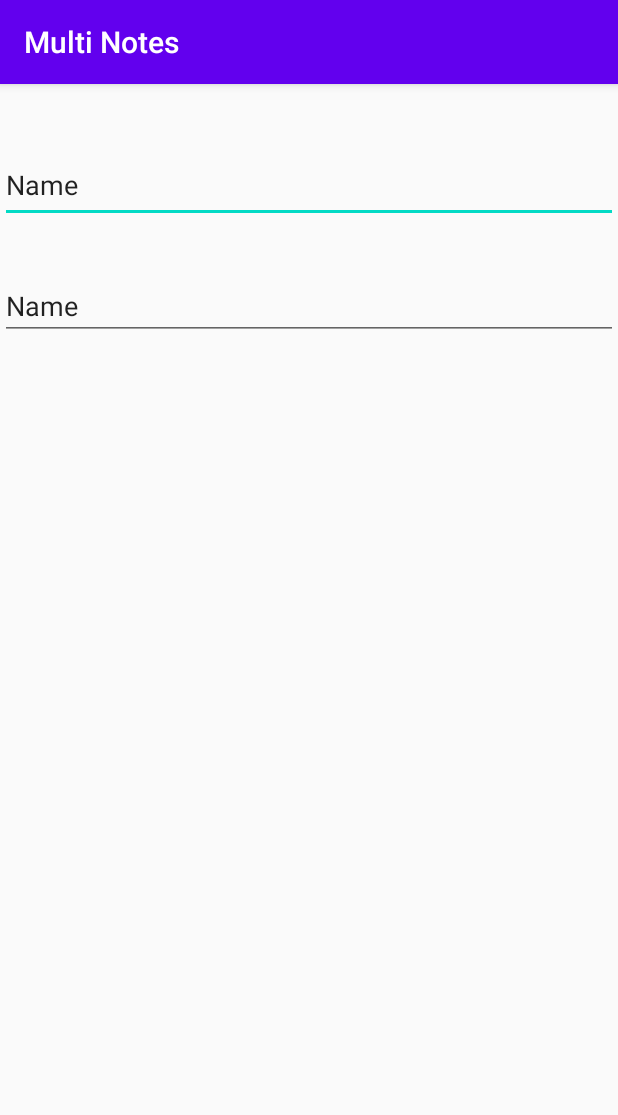
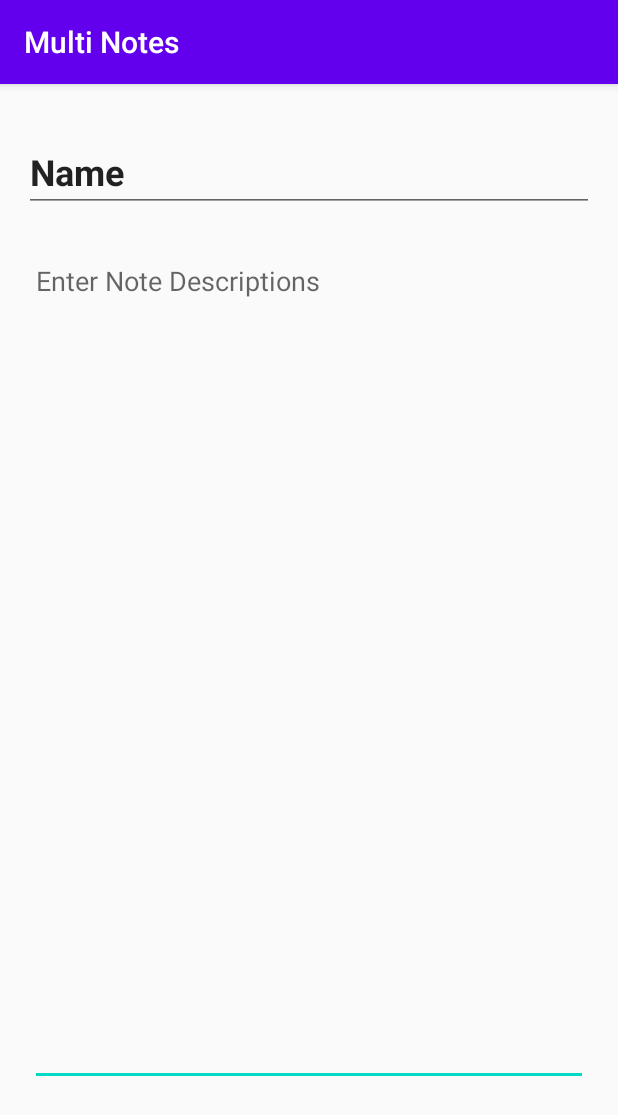
Before and after one commit to quananhle/OOP-and-Android-App-Development, an Android app: the screen it shows after launch (MainActivity), on a phone screen of 412 x 824 dp. Shown: the top 1115 px of the screen. Run offline under Robolectric (Android 15) with nearby library versions, the phone set to English and light mode, and no system bars.

```diff
--- a/Android-App-Developer/App/MultiNotesPad/app/src/main/java/com/example/multi_notespad/MainActivity.java
+++ b/Android-App-Developer/App/MultiNotesPad/app/src/main/java/com/example/multi_notespad/MainActivity.java
@@ -22,4 +22,16 @@ public class MainActivity extends AppCompatActivity {
         description.setMovementMethod(new ScrollingMovementMethod());
         description.setTextIsSelectable(true);
     }
+    @Override
+    protected void onResume() {
+        notes = loadFile();
+        if (notes != null) {
+            title.setText(notes.getTitle());
+            description.setText(notes.getDescription());
+        }
+        super.onResume();
+    }
+    private Notes loadFile() {
+        return null;
+    }
 }
--- a/Android-App-Developer/App/MultiNotesPad/app/src/main/res/layout/activity_main.xml
+++ b/Android-App-Developer/App/MultiNotesPad/app/src/main/res/layout/activity_main.xml
@@ -8,29 +8,45 @@
 
     <EditText
         android:id="@+id/noteTitle"
-        android:layout_width="match_parent"
-        android:layout_height="50dp"
+        android:layout_width="372dp"
+        android:layout_height="559dp"
+        android:layout_marginStart="16dp"
+        android:layout_marginTop="8dp"
+        android:layout_marginEnd="16dp"
         android:ems="10"
+        android:enabled="true"
+        android:gravity="start|top"
+        android:hint="@string/enter_note_description"
         android:inputType="textPersonName"
-        android:text="Name"
+        android:lineSpacingExtra="6sp"
+        android:longClickable="true"
+        android:scrollIndicators="end|right"
+        android:textSize="18sp"
         app:layout_constraintBottom_toBottomOf="parent"
         app:layout_constraintEnd_toEndOf="parent"
-        app:layout_constraintHorizontal_bias="0.497"
         app:layout_constraintStart_toStartOf="parent"
         app:layout_constraintTop_toTopOf="parent"
-        app:layout_constraintVertical_bias="0.059" />
+        tools:ems="10"
+        tools:inputType="textMultiLine" />
 
     <EditText
         android:id="@+id/noteDescription"
-        android:layout_width="match_parent"
+        android:layout_width="0dp"
         android:layout_height="wrap_content"
+        android:layout_marginStart="16dp"
+        android:layout_marginEnd="16dp"
+        android:layout_marginBottom="16dp"
         android:ems="10"
+        android:hint="@string/enter_note_title"
         android:inputType="textPersonName"
         android:text="Name"
+        android:textSize="24sp"
+        android:textStyle="normal|bold"
         app:layout_constraintBottom_toBottomOf="parent"
         app:layout_constraintEnd_toEndOf="parent"
         app:layout_constraintHorizontal_bias="0.0"
         app:layout_constraintStart_toStartOf="parent"
         app:layout_constraintTop_toTopOf="parent"
-        app:layout_constraintVertical_bias="0.173" />
+        app:layout_constraintVertical_bias="0.046"
+        tools:inputType="textShortMessage" />
 </androidx.constraintlayout.widget.ConstraintLayout>
--- a/Android-App-Developer/App/MultiNotesPad/app/src/main/res/values/strings.xml
+++ b/Android-App-Developer/App/MultiNotesPad/app/src/main/res/values/strings.xml
@@ -1,3 +1,5 @@
 <resources>
     <string name="app_name">Multi Notes</string>
+    <string name="enter_note_description">Enter Note Descriptions</string>
+    <string name="enter_note_title">Enter Note Title</string>
 </resources>
```
